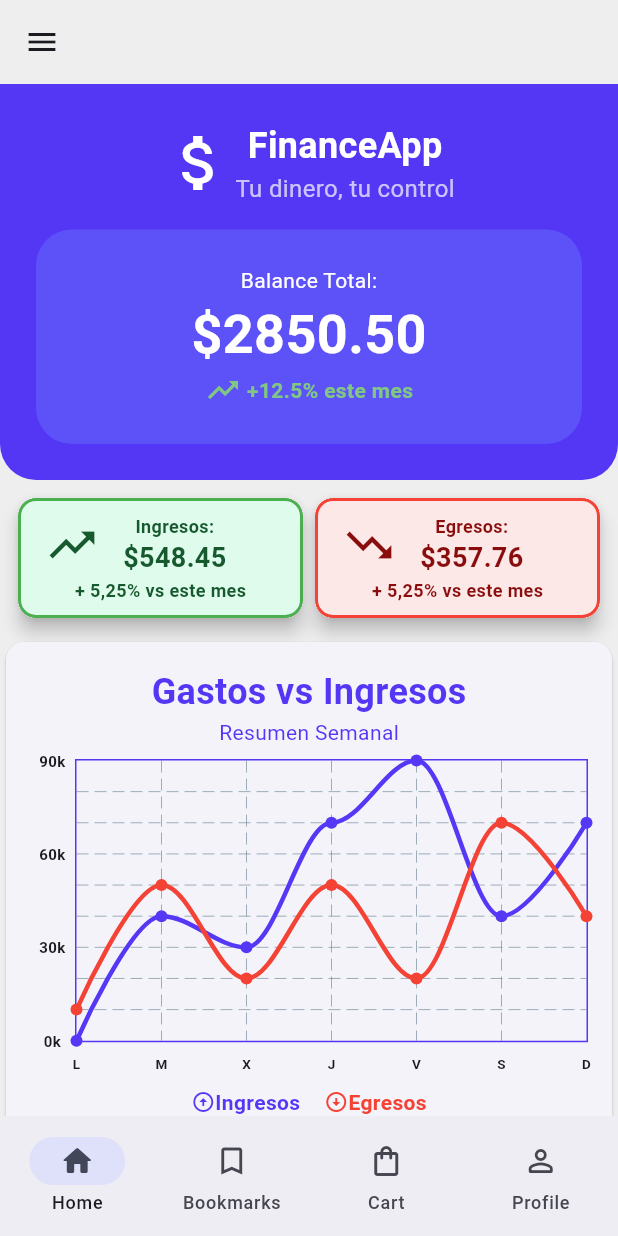
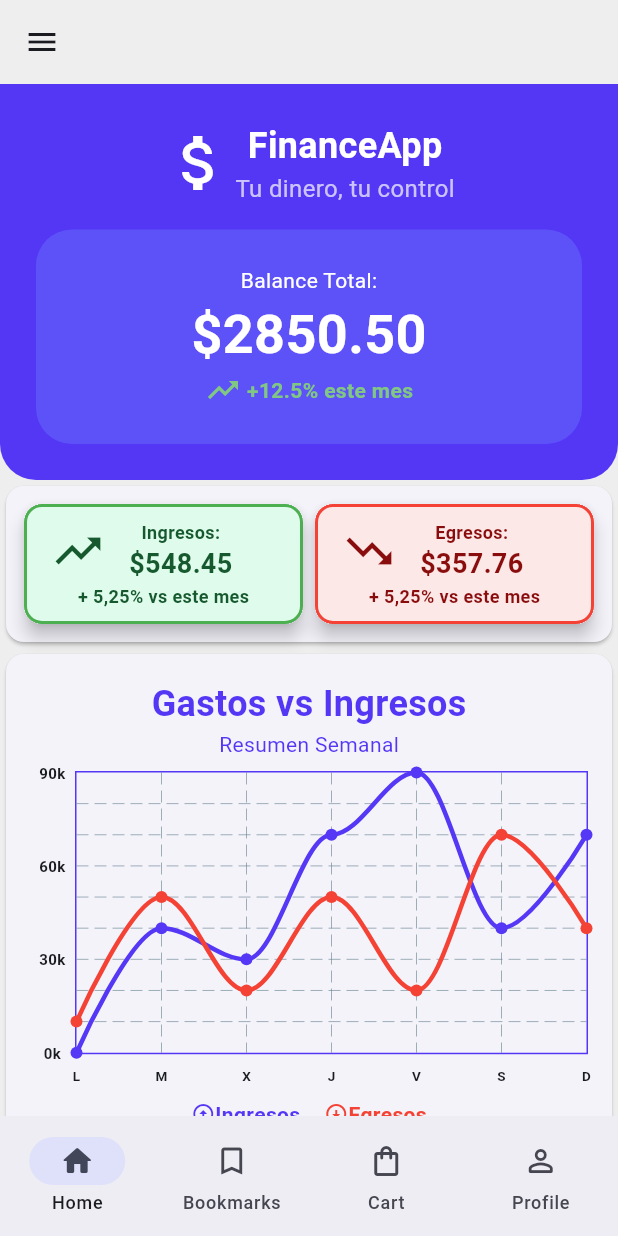
Before and after one commit to VECTOR416/Flutter-Manejo-Divisas, a Flutter app: the screen it shows after launch, on a phone screen of 412 x 824 dp. Run offline on Flutter 3.47's test engine with Material 3 defaults, Android fonts, the phone set to English and light mode, and no system bars; drawn by our look-alikes of fl_chart; our stand-ins replace go_router.

Commit message:
refactor(homescreen): Cambios en la estructura del contenedor de cards y la pantalla principal

```diff
--- a/lib/presentation/screens/home_screen.dart
+++ b/lib/presentation/screens/home_screen.dart
@@ -20,12 +20,8 @@ class HomeScreen extends StatelessWidget {
           child: Column(
             children: [
               MainTitle(),
-              SizedBox(height: 8),
               CardsContainer(),
-              Padding(
-                padding: EdgeInsets.fromLTRB(0, 8, 0, 0),
-                child: CustomLineChart(),
-              ),
+              CustomLineChart(),
               BudgetCard()
             ],
           ),
--- a/lib/presentation/widgets/home-screen/cards_container.dart
+++ b/lib/presentation/widgets/home-screen/cards_container.dart
@@ -6,8 +6,9 @@ class CardsContainer extends StatelessWidget {
 
   @override
   Widget build(BuildContext context) {
-    return Padding(
-      padding: EdgeInsets.only(left: 8, right: 8),
+    return Card(
+      child: Padding(
+        padding: EdgeInsets.fromLTRB(8, 8, 8, 8),
         child: Row(
           children: [
             Expanded(
@@ -28,6 +29,7 @@ class CardsContainer extends StatelessWidget {
             ),
           ],
         ),
+      ),
     );
   }
 }
```
Lines whose indentation alone changed are shown as unchanged.
